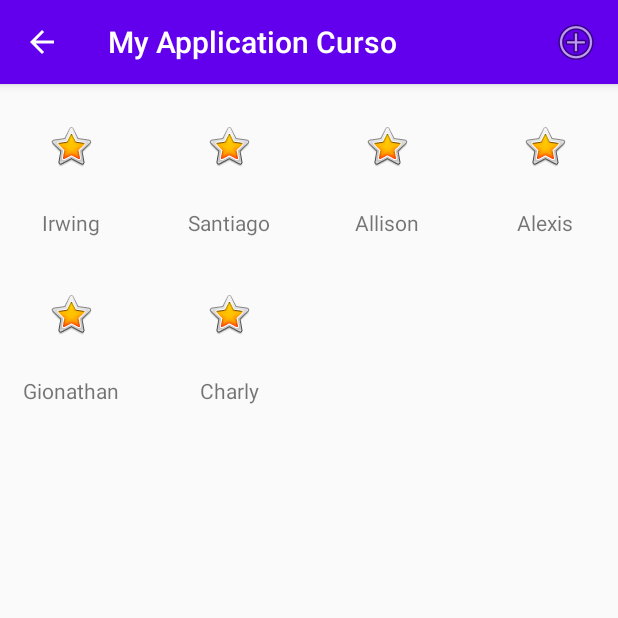
After one commit to Irwing-Herrera/Android-Curso, an Android app: the GridActivity screen opened directly, with no data from a screen before it, on a phone screen of 412 x 824 dp, the top half of it. The commit adds this screen. Run offline under Robolectric (Android 15) with nearby library versions, the phone set to English and light mode, and no system bars.

Commit message:
agregar un elemento al gridview

```diff
--- /dev/null
+++ b/app/src/main/java/com/example/myapplicationcurso/GridActivity.java
@@ -0,0 +1,75 @@
+package com.example.myapplicationcurso;
+
+import androidx.annotation.NonNull;
+import androidx.appcompat.app.AppCompatActivity;
+
+import android.os.Bundle;
+import android.view.Menu;
+import android.view.MenuInflater;
+import android.view.MenuItem;
+import android.view.View;
+import android.widget.AdapterView;
+import android.widget.GridView;
+import android.widget.Toast;
+
+import java.util.ArrayList;
+import java.util.List;
+
+public class GridActivity extends AppCompatActivity {
+
+    private GridView gridView;
+    private MyAdpater myAdpater;
+    private int counter = 0;
+    // Listado de Nomnbres
+    private List<String> names;
+
+    @Override
+    protected void onCreate(Bundle savedInstanceState) {
+        super.onCreate(savedInstanceState);
+        setContentView(R.layout.activity_grid);
+
+        gridView = (GridView) findViewById(R.id.gridView);
+
+        // Datos a mostrar
+        names = new ArrayList<String>();
+        names.add("Irwing");
+        names.add("Santiago");
+        names.add("Allison");
+        names.add("Alexis");
+        names.add("Gionathan");
+        names.add("Charly");
+
+
+        gridView.setOnItemClickListener(new AdapterView.OnItemClickListener() {
+            @Override
+            public void onItemClick(AdapterView<?> parent, View view, int position, long id) {
+                Toast.makeText(GridActivity.this, "Seleccionado: " + names.get(position), Toast.LENGTH_SHORT).show();
+            }
+        });
+
+        // Enlazamos con nuestro adaptador personalizadp
+        myAdpater = new MyAdpater(this, R.layout.grid_item, names);
+        gridView.setAdapter(myAdpater);
+    }
+
+    @Override
+    public boolean onCreateOptionsMenu(Menu menu) {
+        MenuInflater inflater = getMenuInflater();
+        inflater.inflate(R.menu.action_bar_menu, menu);
+        return true;
+    }
+
+    @Override
+    public boolean onOptionsItemSelected(@NonNull MenuItem item) {
+        switch (item.getItemId()) {
+            case R.id.add_item:
+                //Añadimos nuevo nombre
+                this.names.add("Added n°" + (++counter));
+                // Notificamos al adaptador del cambio
+                this.myAdpater.notifyDataSetChanged();
+                return true;
+            default:
+                return super.onOptionsItemSelected(item);
+        }
+    }
+}
--- a/app/src/main/java/com/example/myapplicationcurso/MyAdpater.java
+++ b/app/src/main/java/com/example/myapplicationcurso/MyAdpater.java
@@ -50,7 +50,7 @@ public class MyAdpater extends BaseAdapter {
         if (convertView == null) {
             // Vinculamos con el layout Item
             LayoutInflater layoutInflater = LayoutInflater.from(this.context);
-            convertView = layoutInflater.inflate(R.layout.itemlayout, null);
+            convertView = layoutInflater.inflate(this.layout, null);
 
             holder = new ViewHolder();
             // Agregamos nombre a variable de UI
--- /dev/null
+++ b/app/src/main/res/layout/activity_grid.xml
@@ -0,0 +1,20 @@
+<?xml version="1.0" encoding="utf-8"?>
+<RelativeLayout xmlns:android="http://schemas.android.com/apk/res/android"
+    xmlns:tools="http://schemas.android.com/tools"
+    android:layout_width="match_parent"
+    android:layout_height="match_parent"
+    tools:context=".GridActivity">
+
+    <GridView
+        android:id="@+id/gridView"
+        android:layout_width="wrap_content"
+        android:layout_height="wrap_content"
+        android:layout_alignParentStart="true"
+        android:layout_alignParentTop="true"
+        android:columnWidth="90dp"
+        android:gravity="center"
+        android:horizontalSpacing="10dp"
+        android:numColumns="auto_fit"
+        android:stretchMode="columnWidth"
+        android:verticalSpacing="10dp" />
+</RelativeLayout>
--- /dev/null
+++ b/app/src/main/res/layout/grid_item.xml
@@ -0,0 +1,24 @@
+<?xml version="1.0" encoding="utf-8"?>
+<LinearLayout xmlns:android="http://schemas.android.com/apk/res/android"
+    xmlns:app="http://schemas.android.com/apk/res-auto"
+    xmlns:tools="http://schemas.android.com/tools"
+    android:layout_width="match_parent"
+    android:layout_height="120dp"
+    android:orientation="vertical">
+
+    <ImageView
+        android:id="@+id/imgUsuario"
+        android:layout_width="wrap_content"
+        android:layout_height="wrap_content"
+        android:layout_gravity="center_horizontal"
+        android:layout_margin="25dp"
+        android:src="@android:drawable/btn_star_big_on" />
+
+    <TextView
+        android:id="@+id/txtNombre"
+        android:layout_width="match_parent"
+        android:layout_height="wrap_content"
+        android:layout_gravity="center_horizontal"
+        android:textAlignment="center"
+        android:text="" />
+</LinearLayout>
--- /dev/null
+++ b/app/src/main/res/menu/action_bar_menu.xml
@@ -0,0 +1,9 @@
+<?xml version="1.0" encoding="utf-8"?>
+<menu xmlns:android="http://schemas.android.com/apk/res/android"
+      xmlns:app="http://schemas.android.com/apk/res-auto">
+ <item
+     android:id="@+id/add_item"
+     android:icon="@android:drawable/ic_menu_add"
+     app:showAsAction="ifRoom"
+     android:title="Add Item"></item>
+</menu>
```
Also changed, not shown: app/src/main/AndroidManifest.xml (+21 -5 lines), app/src/main/java/com/example/myapplicationcurso/ListActivity.java (renamed from app/src/main/java/com/example/myapplicationcurso/MainActivity.java, +13 -11 lines), app/src/main/res/layout/activity_main.xml (+16 -3 lines).
